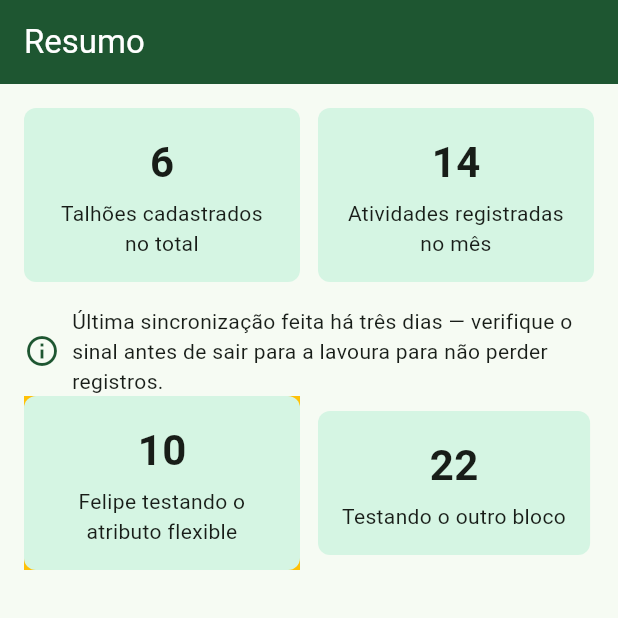
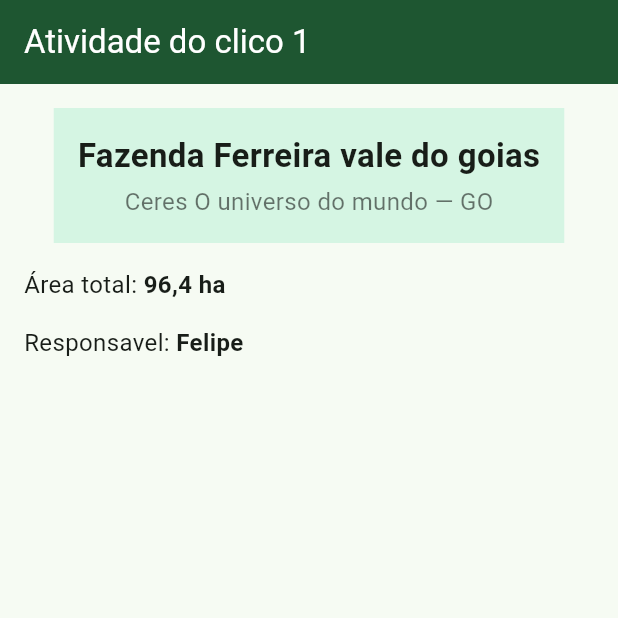
Before and after one commit to FelGomes/EstudosDispositivosMoveis, a Flutter app: the screen it shows after launch, on a phone screen of 412 x 824 dp, the top half of it. Run offline on Flutter 3.47's test engine with Material 3 defaults, Android fonts, the phone set to English and light mode, and no system bars.

Commit message:
Fazendo a atividade 3 do ciclo 1

```diff
--- a/prog-moveis-2026-2/aula-03-widgets-layout/exercicios/ciclo3_listas.dart
+++ b/prog-moveis-2026-2/aula-03-widgets-layout/exercicios/ciclo3_listas.dart
@@ -74,7 +74,7 @@ class TelaTalhoes extends StatelessWidget {
           return ListTile(
             leading: const Icon(Icons.grass, color: Color(0xFF1E5631)),
             title: Text(talhao.nome),
-            subtitle: Text('${talhao.areaHa} ha — ${talhao.cultura}'),
+            subtitle: Text('${talhao.areaHa.to} ha — ${talhao.cultura}'),
             trailing: const Icon(Icons.chevron_right),
           );
         },
--- a/prog-moveis-2026-2/aula-03-widgets-layout/projeto-inicial/lib/main.dart
+++ b/prog-moveis-2026-2/aula-03-widgets-layout/projeto-inicial/lib/main.dart
@@ -34,92 +34,253 @@ class CadernoApp extends StatelessWidget {
   }
 }
 
+// class Talhao {
+//   final String nome;
+//   final double areaHa;
+//   final String cultura;
+//   const Talhao({
+//     required this.nome,
+//     required this.areaHa,
+//     required this.cultura,
+//   });
+// }
+
+// // Os dados da propriedade — a mesma lista dos exercícios.
+// const List<Talhao> talhoes = [
+//   Talhao(nome: 'Talhão 1', areaHa: 38.0, cultura: 'soja'),
+//   Talhao(nome: 'Talhão 2', areaHa: 24.5, cultura: 'milho'),
+//   Talhao(nome: 'Talhão 3', areaHa: 42.0, cultura: 'milho'),
+//   Talhao(nome: 'Talhão 4', areaHa: 31.2, cultura: 'soja'),
+//   Talhao(nome: 'Talhão 5', areaHa: 12.8, cultura: 'sorgo'),
+//   Talhao(nome: 'Talhão 6', areaHa: 19.4, cultura: 'milho'),
+//   Talhao(nome: "Talhao 7", areaHa: 89.90, cultura: 'Feijao'),
+//   Talhao(nome: 'Talhao 8', areaHa: 21.8, cultura: 'Mandioca')
+// ];
+
+// class TelaTalhoes extends StatelessWidget {
+//   const TelaTalhoes({super.key});
+
+//   @override
+//   Widget build(BuildContext context) {
+//     return Scaffold(
+//       appBar: AppBar(
+//         title: const Text('Talhões'),
+//         backgroundColor: const Color(0xFF1E5631),
+//         foregroundColor: Colors.white,
+//       ),
+//       // ListView.builder percorre a lista e cria um item para cada talhão.
+//       // itemCount: quantos itens existem.
+//       // itemBuilder: uma função que recebe o índice e devolve o widget
+//       //              daquele item.
+//       body: ListView.builder(
+//         itemCount: talhoes.length,
+//         itemBuilder: (context, indice) {
+//           final talhao = talhoes[indice];
+//           // ListTile: um item de lista pronto, com título, subtítulo e ícones.
+//           return ListTile(
+//             leading: const Icon(Icons.grass, color: Color(0xFF1E5631)),
+//             title: Text(talhao.nome),
+//             subtitle: Text('${talhao.areaHa.toStringAsFixed(2).replaceAll('.', ',')} ha — ${talhao.cultura}'),
+//             trailing: const Icon(Icons.chevron_right),
+//           );
+//         },
+//       ),
+//     );
+//   }
+// }
+
+// Atividade ciclo 2
+
+// class TelaResumo extends StatelessWidget {
+//   const TelaResumo({super.key});
+
+//   @override
+//   // aqui vai criar a construção
+//   Widget build(BuildContext context) {
+//     // Vai rodar a aplicação
+//     return Scaffold(
+//       appBar: AppBar(
+//         title: const Text('Resumo'),
+//         backgroundColor: const Color(0xFF1E5631),
+//         foregroundColor: Colors.white,
+//       ),
+//       body: Padding(
+//         padding: const EdgeInsets.all(16),
+//         child: Column(
+//           children: [
+//             // ======================
+//             // =============================== BUG 1
+//             // Esta Row tenta colocar dois cards largos lado a lado, mas
+//             // eles somados passam da largura da tela -> overflow amarelo.
+//             // CONSERTE: envolva CADA card em um Expanded, para que dividam
+//             // o espaço disponível em vez de exigir a largura cheia.
+
+//             // Exercicio1
+//             Row(
+//               children: [
+//                 Expanded(
+//                   child: _CardNumero(
+//                     titulo: 'Talhões cadastrados no total',
+//                     valor: '6',
+//                   ),
+//                 ),
+
+//                 const SizedBox(width: 12),
+
+//                 Expanded(
+//                   child: _CardNumero(
+//                     titulo: 'Atividades registradas no mês',
+//                     valor: '14',
+//                   ),
+//                 ),
+//               ],
+//             ),
+
+//             const SizedBox(height: 16),
+
+//             // ===================================================== BUG 2
+//             // Este texto é muito longo e, dentro de uma Row, tenta ocupar
+//             // uma largura infinita -> overflow.
+//             // CONSERTE: envolva o Text em um Expanded para que ele quebre
+//             // a linha dentro do espaço que sobra.
+//             // Exercicio 2
+//             Row(
+//               children: const [
+//                 Icon(Icons.info_outline, color: Color(0xFF1E5631)),
+//                 SizedBox(width: 8),
+//                 Expanded(
+//                   child: Text(
+//                     'Última sincronização feita há três dias — verifique o sinal '
+//                     'antes de sair para a lavoura para não perder registros.',
+//                   ),
+//                 ),
+//               ],
+//             ),
+
+//             Row(
+//               children: [
+//                 Flexible(
+//                   flex: 2,
+//                   child: Container(
+//                     color: Colors.amber,
+//                     child: _CardNumero(
+//                       titulo: "Felipe testando o atributo flexible",
+//                       valor: '10',
+//                     ),
+//                   ),
+//                 ),
+//                 const SizedBox(width: 12),
+
+//                 Flexible(
+//                   flex: 1,
+//                   child: _CardNumero(
+//                     titulo: "Testando o outro bloco",
+//                     valor: '22',
+//                   ),
+//                 ),
+//               ],
+//             ),
+//           ],
+//         ),
+//       ),
+//     );
+//   }
+// }
+
+// class _CardNumero extends StatelessWidget {
+//   final String titulo;
+//   final String valor;
+//   const _CardNumero({required this.titulo, required this.valor});
+
+//   @override
+//   Widget build(BuildContext context) {
+//     return Container(
+//       padding: const EdgeInsets.all(16),
+//       decoration: BoxDecoration(
+//         color: const Color(0xFFD5F5E3),
+//         borderRadius: BorderRadius.circular(8),
+//       ),
+//       child: Column(
+//         children: [
+//           Text(
+//             valor,
+//             style: const TextStyle(fontSize: 28, fontWeight: FontWeight.bold),
+//           ),
+//           const SizedBox(height: 4),
+//           Text(titulo, textAlign: TextAlign.center),
+//         ],
+//       ),
+//     );
+//   }
+// }
+
+//Ciclo 1
 class TelaResumo extends StatelessWidget {
   const TelaResumo({super.key});
 
   @override
-  // aqui vai criar a construção
   Widget build(BuildContext context) {
-    // Vai rodar a aplicação
     return Scaffold(
       appBar: AppBar(
-        title: const Text('Resumo'),
+        title: const Text('Atividade do clico 1'),
         backgroundColor: const Color(0xFF1E5631),
         foregroundColor: Colors.white,
       ),
-      body: Padding(
+
+      // Container: uma caixa que dá cor, margem, borda e tamanho ao filho.
+      body: Container(
+        // Padding interno: afasta o conteúdo das bordas da caixa.
         padding: const EdgeInsets.all(16),
+
+        // Column: empilha os filhos na vertical, de cima para baixo.
         child: Column(
+          // Controla o posicionamento dos filhos na horizontal.
+          crossAxisAlignment: CrossAxisAlignment.center,
+
           children: [
-            // ======================
-            // =============================== BUG 1
-            // Esta Row tenta colocar dois cards largos lado a lado, mas
-            // eles somados passam da largura da tela -> overflow amarelo.
-            // CONSERTE: envolva CADA card em um Expanded, para que dividam
-            // o espaço disponível em vez de exigir a largura cheia.
+            Container(
+              padding: const EdgeInsets.all(16),
+              color: const Color(0xFFD5F5E3),
 
-            // Exercicio1
+              child: Column(
+                children: [
+                  Text(
+                    'Fazenda Ferreira vale do goias',
+                    style: TextStyle(fontSize: 22, fontWeight: FontWeight.bold),
+                  ),
+
+                  // SizedBox: um espaço vazio de tamanho fixo.
+                  SizedBox(height: 4),
+
+                  Text(
+                    'Ceres O universo do mundo — GO',
+                    style: TextStyle(fontSize: 16, color: Colors.black54),
+                  ),
+                ],
+              ),
+            ),
+
+            SizedBox(height: 16),
+
+            // Row: distribui os filhos na horizontal, lado a lado.
             Row(
               children: [
-                Expanded(
-                  child: _CardNumero(
-                    titulo: 'Talhões cadastrados no total',
-                    valor: '6',
-                  ),
-                ),
-
-                const SizedBox(width: 12),
-
-                Expanded(
-                  child: _CardNumero(
-                    titulo: 'Atividades registradas no mês',
-                    valor: '14',
-                  ),
+                Text('Área total: ', style: TextStyle(fontSize: 16)),
+                Text(
+                  '96,4 ha',
+                  style: TextStyle(fontSize: 16, fontWeight: FontWeight.bold),
                 ),
               ],
             ),
 
-            const SizedBox(height: 16),
-
-            // ===================================================== BUG 2
-            // Este texto é muito longo e, dentro de uma Row, tenta ocupar
-            // uma largura infinita -> overflow.
-            // CONSERTE: envolva o Text em um Expanded para que ele quebre
-            // a linha dentro do espaço que sobra.
-            // Exercicio 2
-            Row(
-              children: const [
-                Icon(Icons.info_outline, color: Color(0xFF1E5631)),
-                SizedBox(width: 8),
-                Expanded(
-                  child: Text(
-                    'Última sincronização feita há três dias — verifique o sinal '
-                    'antes de sair para a lavoura para não perder registros.',
-                  ),
-                ),
-              ],
-            ),
+            SizedBox(height: 16),
 
             Row(
               children: [
-                Flexible(
-                  flex: 10,
-                  child: Container(
-                    color: Colors.amber,
-                    child: _CardNumero(
-                      titulo: "Felipe testando o atributo flexible",
-                      valor: '10',
-                    ),
-                  ),
-                ),
-                const SizedBox(width: 12),
-
-                Flexible(
-                  flex: 10,
-                  child: _CardNumero(
-                    titulo: "Testando o outro bloco",
-                    valor: '22',
-                  ),
+                Text('Responsavel: ', style: TextStyle(fontSize: 16)),
+                Text(
+                  'Felipe',
+                  style: TextStyle(fontSize: 16, fontWeight: FontWeight.bold),
                 ),
               ],
             ),
@@ -129,93 +290,6 @@ class TelaResumo extends StatelessWidget {
     );
   }
 }
-
-class _CardNumero extends StatelessWidget {
-  final String titulo;
-  final String valor;
-  const _CardNumero({required this.titulo, required this.valor});
-
-  @override
-  Widget build(BuildContext context) {
-    return Container(
-      padding: const EdgeInsets.all(16),
-      decoration: BoxDecoration(
-        color: const Color(0xFFD5F5E3),
-        borderRadius: BorderRadius.circular(8),
-      ),
-      child: Column(
-        children: [
-          Text(
-            valor,
-            style: const TextStyle(fontSize: 28, fontWeight: FontWeight.bold),
-          ),
-          const SizedBox(height: 4),
-          Text(titulo, textAlign: TextAlign.center),
-        ],
-      ),
-    );
-  }
-}
-
-// Ciclo 1
-// class TelaResumo extends StatelessWidget {
-//   const TelaResumo({super.key});
-
-//   @override
-//   Widget build(BuildContext context) {
-//     return Scaffold(
-//       appBar: AppBar(
-//         title: const Text('Atividade do clico 1'),
-//         backgroundColor: const Color(0xFF1E5631),
-//         foregroundColor: Colors.white,
-//       ),
-//       // Container: uma caixa que dá cor, margem, borda e tamanho ao filho.
-//       body: Container(
-//         // Padding interno: afasta o conteúdo das bordas da caixa.
-//         padding: const EdgeInsets.all(16),
-//         // Column: empilha os filhos na vertical, de cima para baixo.
-//         child: Column(
-//           // Alinha os filhos à esquerda (início da horizontal). Segue o padrao do html
-//           // Controla o posicionamento do texto
-//           crossAxisAlignment: CrossAxisAlignment.center,
-//           children: const [
-//             Text(
-//               'Fazenda Ferreira vale do goias"',
-//               style: TextStyle(fontSize: 22, fontWeight: FontWeight.bold),
-//             ),
-//             // SizedBox: um espaço vazio de tamanho fixo. Aqui, respiro vertical.
-//             SizedBox(height: 4),
-
-//             Text(
-//               'Ceres O universo do mundo — GO',
-//               style: TextStyle(fontSize: 16, color: Colors.black54),
-//             ),
-//             SizedBox(height: 16),
-//             // Row: distribui os filhos na horizontal, lado a lado.
-//             Row(
-//               children: [
-//                 Text('Área total: ', style: TextStyle(fontSize: 16)),
-//                 Text(
-//                   '96,4 ha',
-//                   style: TextStyle(fontSize: 16, fontWeight: FontWeight.bold),
-//                 ),
-//               ],
-//             ),
-//             SizedBox(height: 16),
-//             Row(
-//               children: [
-//                 Text('Responsavel: ', style: TextStyle(fontSize: 16)),
-//                 Text(
-//                   'Felipe',
-//                   style: TextStyle(fontSize: 16, fontWeight: FontWeight.bold),
-//                 ),
-//               ],
-//             ),
-//           ],
-//         ),
-//       ),
-//     );
-//   }
 
 // Widget build(BuildContext context) {
 //   return Scaffold(
```
Also changed, not shown: prog-moveis-2026-2/aula-03-widgets-layout/exercicios/ciclo1_layout.dart (+19 -0 lines).
